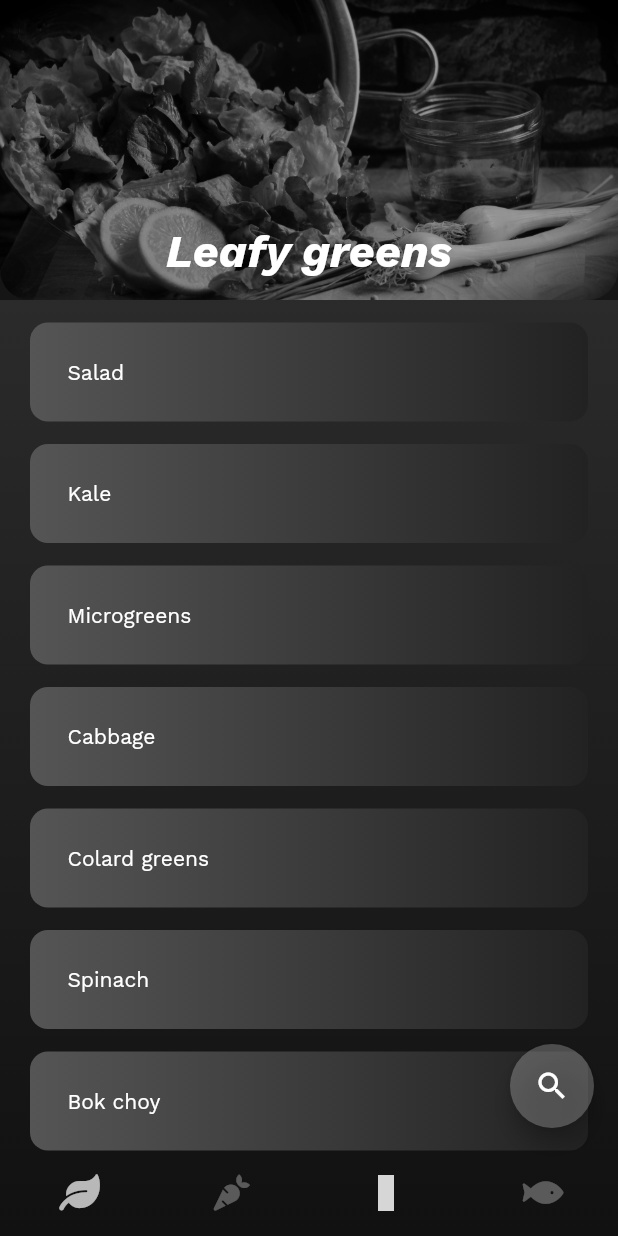
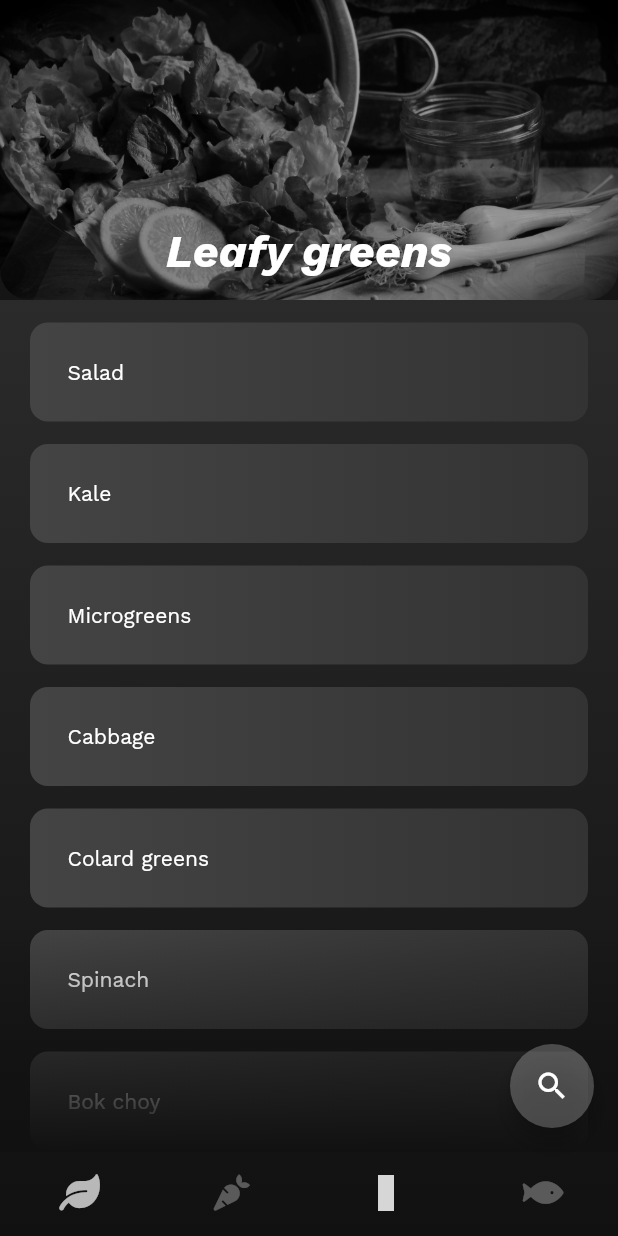
Before and after one commit to 3enedict/limelight, a Flutter app: the screen it shows after launch, on a phone screen of 412 x 824 dp. Run offline on Flutter 3.47's test engine with Material 2 defaults, Android fonts, the phone set to English and light mode, and no system bars; our stand-ins replace fluttericon, google_fonts; statements that could not run were skipped; grey boxes are pictures that could not be loaded.

Commit message:
Added gradient to smooth out bottom app bar

```diff
--- a/lib/main.dart
+++ b/lib/main.dart
@@ -101,7 +101,9 @@ class LeafyGreensPage extends StatelessWidget {
         onPressed: () {},
         child: const Icon(Icons.search),
       ),
-      body: CustomScrollView(
+      body: Stack(
+        children: [
+          CustomScrollView(
             slivers: <Widget>[
               SliverAppBar(
                 pinned: true,
@@ -152,8 +154,8 @@ class LeafyGreensPage extends StatelessWidget {
                             borderRadius: BorderRadius.circular(12),
                             gradient: const LinearGradient(
                               colors: [
-                            Color(0xFF555555),
-                            Color(0xFF222222),
+                                Color(0xFF444444),
+                                Color(0xFF333333),
                               ],
                               begin: Alignment.centerLeft,
                               end: Alignment.centerRight,
@@ -176,6 +178,24 @@ class LeafyGreensPage extends StatelessWidget {
               ),
             ],
           ),
+          Align(
+            alignment: Alignment.bottomCenter,
+            child: Container(
+              decoration: const BoxDecoration(
+                gradient: LinearGradient(
+                  colors: [
+                    Color(0xFF111111),
+                    Color(0x00111111),
+                  ],
+                  begin: Alignment.bottomCenter,
+                  end: Alignment.topCenter,
+                ),
+              ),
+              height: 150,
+            ),
+          ),
+        ],
+      ),
     );
   }
 }
```
Lines whose indentation alone changed are shown as unchanged.
